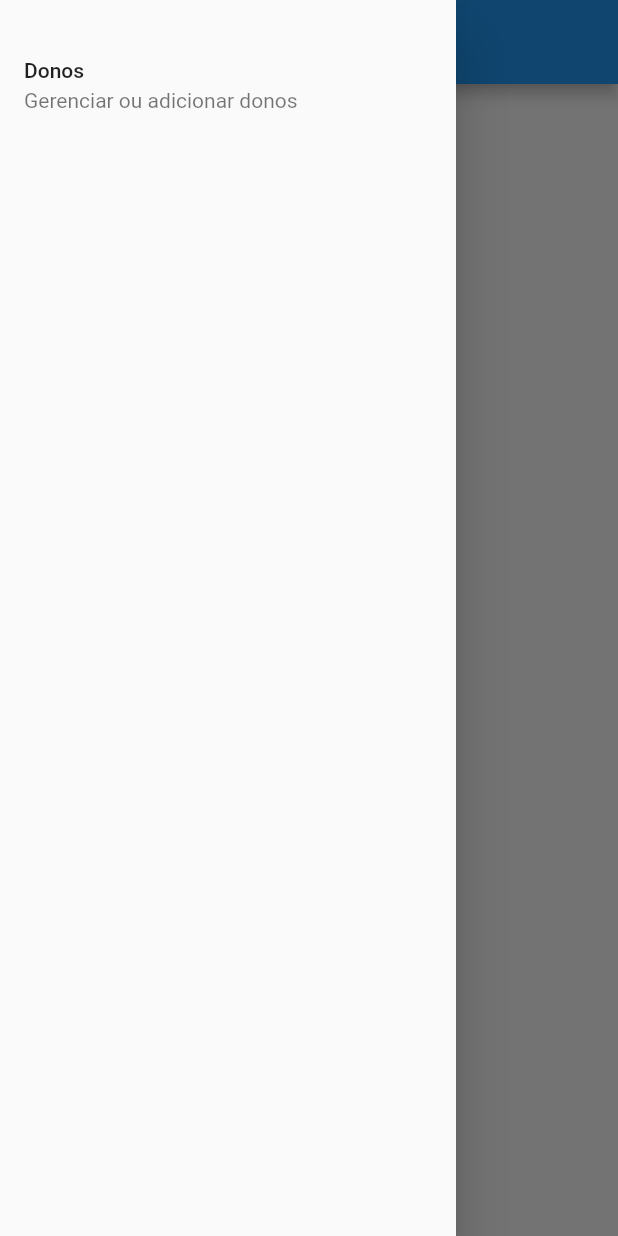
After one commit to pedroh-ms/app_oficina, a Flutter app: the HomePage screen opened directly, with the side drawer open, on a phone screen of 412 x 824 dp. The commit adds this screen. Run offline on Flutter 3.47's test engine with Material 2 defaults, Android fonts, the phone set to English and light mode, and no system bars.

Commit message:
home page created

```diff
--- /dev/null
+++ b/lib/app/views/home_page_view.dart
@@ -0,0 +1,37 @@
+import 'package:flutter/material.dart';
+
+import 'donos_page_view.dart';
+
+class HomePage extends StatefulWidget {
+  @override
+  HomePageState createState() => HomePageState();
+}
+
+class HomePageState extends State<HomePage> {
+  @override
+  Widget build(BuildContext context) {
+    return Scaffold(
+      appBar: AppBar(
+        title: Text('Home'),
+      ),
+      drawer: Drawer(
+        child: Column(
+          children: [
+            SizedBox(
+              height: 20,
+            ),
+            ListTile(
+              title: Text('Donos'),
+              subtitle: Text('Gerenciar ou adicionar donos'),
+              onTap: () => Navigator.of(context).push(
+                MaterialPageRoute(
+                  builder: (context) => DonosPage()
+                )
+              ),
+            )
+          ],
+        ),
+      ),
+    );
+  }
+}
--- a/lib/app/views/login_page_view.dart
+++ b/lib/app/views/login_page_view.dart
@@ -2,6 +2,8 @@ import 'package:app_oficina/app/controllers/login_page_controller.dart';
 import 'package:app_oficina/app/views/donos_page_view.dart';
 import 'package:flutter/material.dart';
 import 'package:flutter/widgets.dart';
+
+import 'home_page_view.dart';
 
 class LoginPage extends StatefulWidget {
   @override
@@ -63,7 +65,7 @@ class LoginPageState extends State<LoginPage> {
                 if (await _loginPageController.permitirLogin(usuario, senha)) {
                   Navigator.of(context).pushReplacement(
                     MaterialPageRoute(
-                      builder: (context) => DonosPage()
+                      builder: (context) => HomePage()
                       )
                   );
                 }
```
